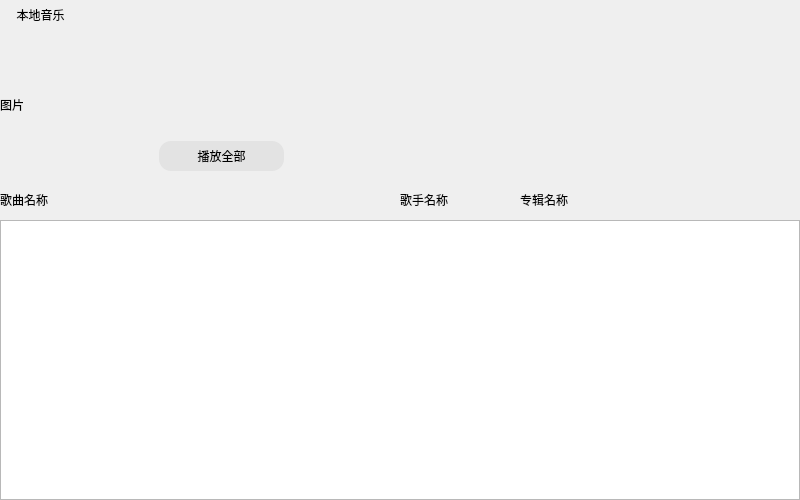
Before: the Qt Designer form commonpage.ui in havefunli/MiniMusicPlayer, drawn with Qt 5.
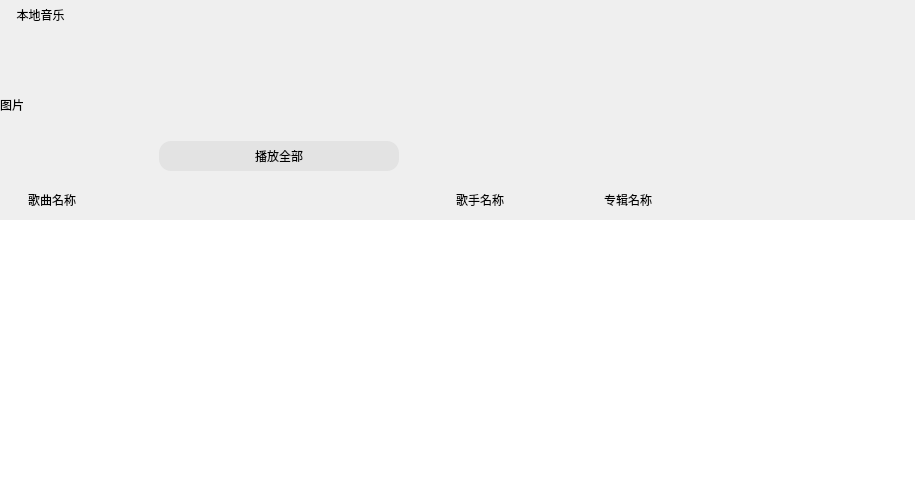
After: the same form once the commit is applied.

The edit to the form file:
```diff
--- a/commonpage.ui
+++ b/commonpage.ui
@@ -6,7 +6,7 @@
    <rect>
     <x>0</x>
     <y>0</y>
-    <width>800</width>
+    <width>915</width>
     <height>500</height>
    </rect>
   </property>
@@ -284,6 +284,11 @@
 	background-color: #e3e3e3;
 	border-radius: 5px;
 	min-height: 20px;
+}
+
+#pageMusicList
+{
+	border:none;
 }</string>
      </property>
     </widget>
```
